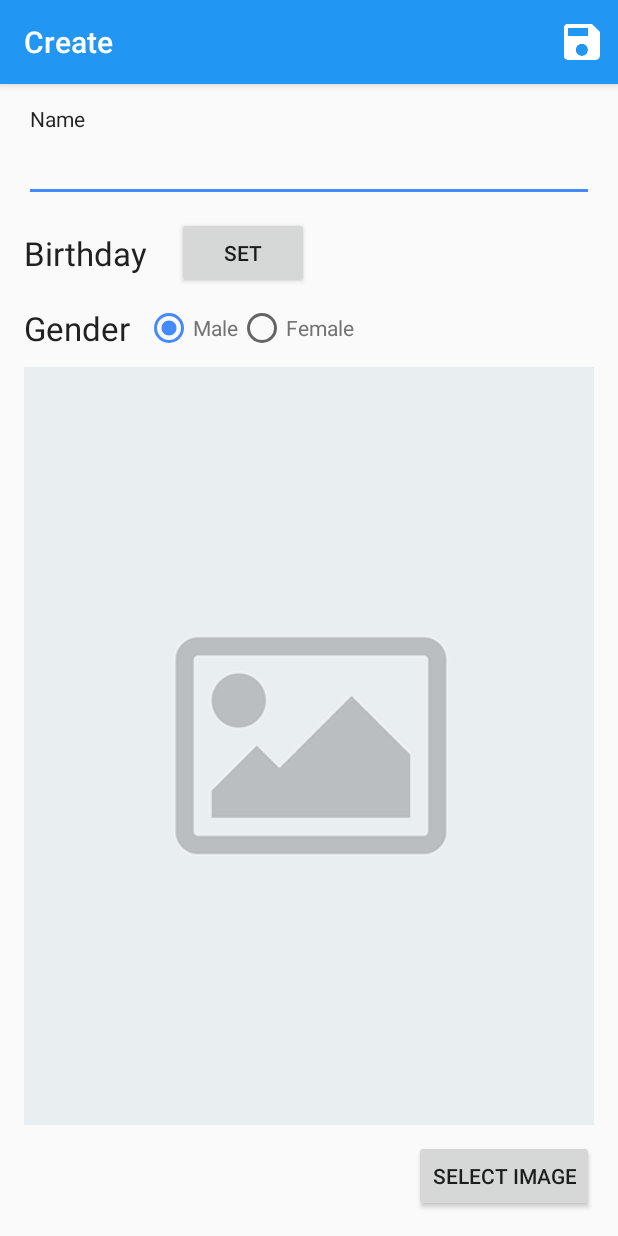
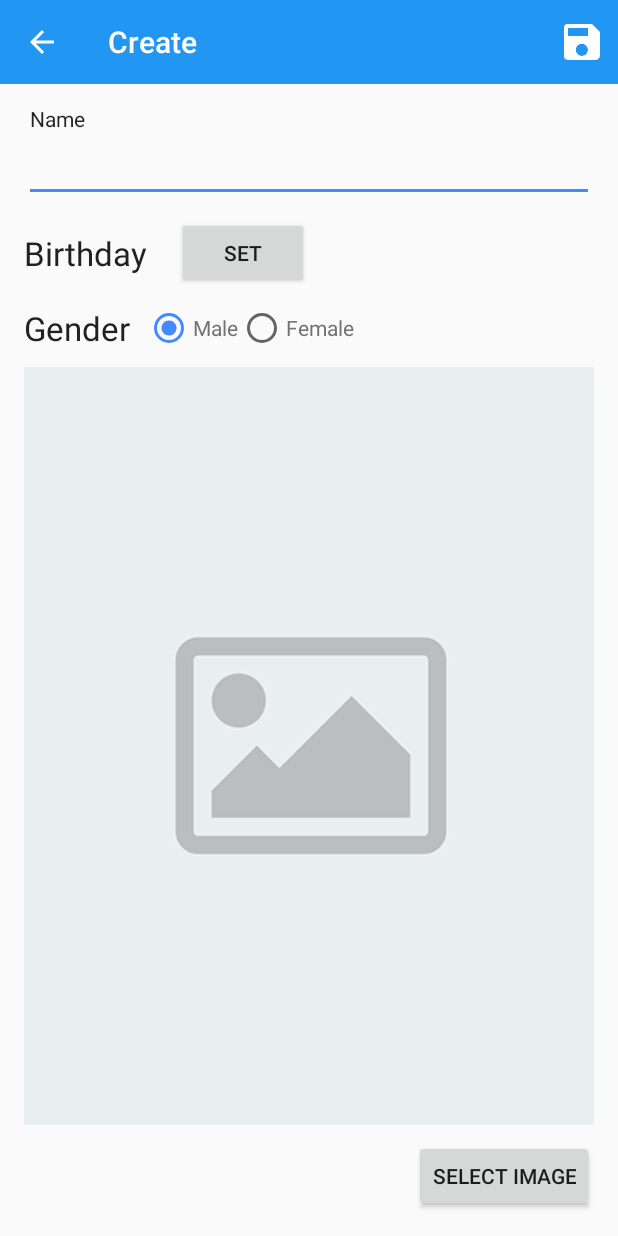
Before and after one commit to ceosilvajr/smb-poc, an Android app: the HomeActivity screen opened directly, with no data from a screen before it, after a tap on "Add User", on a phone screen of 412 x 824 dp. Run offline under Robolectric (Android 15) with nearby library versions, the phone set to English and light mode, and no system bars; our stand-ins replace ButterKnife; libraries missing offline, so code that uses them is left out: com.activeandroid, com.activeandroid.annotation, com.activeandroid.query, com.nostra13.universalimageloader, com.wdullaer.materialdatetimepicker; 1 statement that could not run was skipped.

Commit message:
Done POC

```diff
--- a/app/src/main/AndroidManifest.xml
+++ b/app/src/main/AndroidManifest.xml
@@ -42,7 +42,7 @@
             android:name=".CreateUserActivity"
             android:label="@string/title_activity_create_user"
             android:screenOrientation="portrait"
-            android:theme="@style/AppTheme" />
+            android:theme="@style/AppTheme.NoActionBar" />
     </application>
 
 </manifest>
--- a/app/src/main/java/com/j6w/app/sanmiguelpoc/CreateUserActivity.java
+++ b/app/src/main/java/com/j6w/app/sanmiguelpoc/CreateUserActivity.java
@@ -2,8 +2,10 @@ package com.j6w.app.sanmiguelpoc;
 
 import android.support.v7.app.AppCompatActivity;
 import android.os.Bundle;
+import android.support.v7.widget.Toolbar;
 import android.view.Menu;
 import android.view.MenuItem;
+import android.view.View;
 
 public class CreateUserActivity extends AppCompatActivity {
 
@@ -11,8 +13,30 @@ public class CreateUserActivity extends AppCompatActivity {
     protected void onCreate(Bundle savedInstanceState) {
         super.onCreate(savedInstanceState);
         setContentView(R.layout.activity_create_user);
+
+        setToolBar();
     }
 
+    private void setToolBar(){
+        Toolbar toolbar = (Toolbar) findViewById(R.id.toolbar);
+        setSupportActionBar(toolbar);
+
+        getSupportActionBar().setDisplayHomeAsUpEnabled(true);
+        getSupportActionBar().setDisplayShowHomeEnabled(true);
+
+        toolbar.setTitle("Item Details");
+        toolbar.setNavigationIcon(R.drawable.ic_arrow_back);
+
+        toolbar.setNavigationOnClickListener(mToolbarBackClicked);
+        toolbar.inflateMenu(R.menu.menu_create_user);
+    }
+
+    private View.OnClickListener mToolbarBackClicked = new View.OnClickListener() {
+        @Override
+        public void onClick(View v) {
+            finish();
+        }
+    };
 
     @Override
     public boolean onCreateOptionsMenu(Menu menu) {
--- /dev/null
+++ b/app/src/main/java/com/j6w/app/sanmiguelpoc/adapters/UserAdapter.java
@@ -0,0 +1,94 @@
+package com.j6w.app.sanmiguelpoc.adapters;
+
+import android.content.Context;
+import android.view.LayoutInflater;
+import android.view.View;
+import android.view.ViewGroup;
+import android.widget.ArrayAdapter;
+import android.widget.ImageView;
+import android.widget.TextView;
+
+import com.j6w.app.sanmiguelpoc.R;
+import com.j6w.app.sanmiguelpoc.objects.User;
+import com.j6w.app.sanmiguelpoc.utils.ImageUtil;
+import com.nostra13.universalimageloader.core.ImageLoader;
+
+import java.io.File;
+import java.util.List;
+
+import butterknife.Bind;
+import butterknife.ButterKnife;
+
+/**
+ * Created by ceosilvajr on 8/12/15.
+ */
+public class UserAdapter extends ArrayAdapter<User> {
+
+    private Context mContext;
+    private List<User> mHistories;
+
+    public UserAdapter(Context context, List<User> objects) {
+        super(context, 0, objects);
+        this.mContext = context;
+        this.mHistories = objects;
+    }
+
+    static class ViewHolder {
+
+        @Bind(R.id.iv_user_image)
+        ImageView mIVUserImage;
+
+        @Bind(R.id.tv_user_name)
+        TextView mTVUserName;
+
+        @Bind(R.id.tv_date_created)
+        TextView mTVDateCreated;
+
+        public ViewHolder(View view) {
+            ButterKnife.bind(this, view);
+        }
+    }
+
+    @Override
+    public View getView(int position, View convertView, ViewGroup parent) {
+
+        View view = convertView;
+        ViewHolder viewHolder;
+
+        if (convertView != null) {
+            viewHolder = (ViewHolder) view.getTag();
+        } else {
+            LayoutInflater layoutInflater = (LayoutInflater) mContext
+                    .getSystemService(Context.LAYOUT_INFLATER_SERVICE);
+            view = layoutInflater.inflate(R.layout.container_user,
+                    parent, false);
+            viewHolder = new ViewHolder(view);
+            view.setTag(viewHolder);
+        }
+
+        User user = mHistories.get(position);
+        viewHolder.mIVUserImage.setRotation(ImageUtil.neededRotation(new File(user.imagePath)));
+        ImageLoader.getInstance().displayImage("file:///" + user.imagePath,
+                viewHolder.mIVUserImage);
+        viewHolder.mTVDateCreated.setText(user.getHumanReadableTime());
+        viewHolder.mTVUserName.setText(user.name);
+
+        return view;
+    }
+
+    @Override
+    public int getCount() {
+        return mHistories.size();
+    }
+
+    @Override
+    public User getItem(int position) {
+        return mHistories.get(position);
+    }
+
+    @Override
+    public long getItemId(int position) {
+        return position;
+    }
+
+}
--- a/app/src/main/java/com/j6w/app/sanmiguelpoc/fragments/CreateUserActivityFragment.java
+++ b/app/src/main/java/com/j6w/app/sanmiguelpoc/fragments/CreateUserActivityFragment.java
@@ -353,6 +353,7 @@ public class CreateUserActivityFragment extends Fragment {
         try {
             User user = new User(new Date().getTime(), mName, mBirthDay, mGender, mPhotoPath);
             user.save();
+            mContext.finish();
         } catch (ParseException e) {
             e.printStackTrace();
             Toast.makeText(mContext, "Problem found. " + e.getMessage(), Toast.LENGTH_SHORT).show();
--- a/app/src/main/java/com/j6w/app/sanmiguelpoc/fragments/HomeActivityFragment.java
+++ b/app/src/main/java/com/j6w/app/sanmiguelpoc/fragments/HomeActivityFragment.java
@@ -10,9 +10,17 @@ import android.view.MenuInflater;
 import android.view.MenuItem;
 import android.view.View;
 import android.view.ViewGroup;
+import android.widget.ListView;
 
 import com.j6w.app.sanmiguelpoc.CreateUserActivity;
 import com.j6w.app.sanmiguelpoc.R;
+import com.j6w.app.sanmiguelpoc.adapters.UserAdapter;
+import com.j6w.app.sanmiguelpoc.objects.User;
+
+import java.util.List;
+
+import butterknife.Bind;
+import butterknife.ButterKnife;
 
 /**
  * A placeholder fragment containing a simple view.
@@ -20,6 +28,12 @@ import com.j6w.app.sanmiguelpoc.R;
 public class HomeActivityFragment extends Fragment {
 
     private Context mContext;
+
+    private UserAdapter mUserAdapter;
+    private List<User> mUsers;
+
+    @Bind(R.id.lv_users)
+    ListView mLVUsers;
 
     public HomeActivityFragment() {
 
@@ -39,9 +53,19 @@ public class HomeActivityFragment extends Fragment {
     @Override
     public View onCreateView(LayoutInflater inflater, ViewGroup container,
                              Bundle savedInstanceState) {
+
         mContext = getActivity();
         View view = inflater.inflate(R.layout.fragment_home, container, false);
+        ButterKnife.bind(this, view);
         return view;
+    }
+
+    @Override
+    public void onResume() {
+        super.onResume();
+        mUsers = User.getUsers();
+        mUserAdapter = new UserAdapter(mContext, mUsers);
+        mLVUsers.setAdapter(mUserAdapter);
     }
 
     @Override
@@ -52,7 +76,12 @@ public class HomeActivityFragment extends Fragment {
             startActivity(intent);
             return true;
         }
-
         return super.onOptionsItemSelected(item);
     }
+
+    @Override
+    public void onDestroyView() {
+        super.onDestroyView();
+        ButterKnife.unbind(this);
+    }
 }
--- a/app/src/main/java/com/j6w/app/sanmiguelpoc/objects/User.java
+++ b/app/src/main/java/com/j6w/app/sanmiguelpoc/objects/User.java
@@ -27,9 +27,9 @@ public class User extends Model {
     @Column(name = "birthday")
     public Date birthday;
     @Column(name = "gender")
-    private String gender;
+    public String gender;
     @Column(name = "imagePath")
-    private String imagePath;
+    public String imagePath;
     @Column(name = "createdDate")
     public Date createdDate;
 
@@ -55,7 +55,7 @@ public class User extends Model {
                 DateUtils.SECOND_IN_MILLIS).toString();
     }
 
-    public static List<User> getHashtags() {
+    public static List<User> getUsers() {
         return new Select().from(User.class).orderBy("createdDate DESC").execute();
     }
 
--- a/app/src/main/res/layout/activity_create_user.xml
+++ b/app/src/main/res/layout/activity_create_user.xml
@@ -1,5 +1,17 @@
-<fragment xmlns:android="http://schemas.android.com/apk/res/android"
-    xmlns:tools="http://schemas.android.com/tools" android:id="@+id/fragment"
-    android:name="com.j6w.app.sanmiguelpoc.fragments.CreateUserActivityFragment"
-    tools:layout="@layout/fragment_create_user" android:layout_width="match_parent"
-    android:layout_height="match_parent" />
+<LinearLayout xmlns:android="http://schemas.android.com/apk/res/android"
+    xmlns:tools="http://schemas.android.com/tools"
+    android:layout_width="match_parent"
+    android:layout_height="match_parent"
+    android:orientation="vertical"
+    tools:context="com.j6w.app.sanmiguelpoc.CreateUserActivity">
+
+    <include layout="@layout/toolbar" />
+
+    <fragment
+        android:id="@+id/fragment"
+        android:name="com.j6w.app.sanmiguelpoc.fragments.CreateUserActivityFragment"
+        android:layout_width="match_parent"
+        android:layout_height="match_parent"
+        tools:layout="@layout/fragment_create_user" />
+
+</LinearLayout>
--- /dev/null
+++ b/app/src/main/res/layout/toolbar.xml
@@ -0,0 +1,9 @@
+<?xml version="1.0" encoding="utf-8"?>
+<android.support.v7.widget.Toolbar xmlns:android="http://schemas.android.com/apk/res/android"
+    xmlns:app="http://schemas.android.com/apk/res-auto"
+    android:id="@+id/toolbar"
+    android:layout_width="match_parent"
+    android:layout_height="?attr/actionBarSize"
+    android:background="@color/primary"
+    app:popupTheme="@style/ThemeOverlay.AppCompat.Light"
+    app:theme="@style/ThemeOverlay.AppCompat.Dark.ActionBar" />
--- a/app/src/main/res/values/styles.xml
+++ b/app/src/main/res/values/styles.xml
@@ -12,7 +12,7 @@
     </style>
 
     <!-- Base application theme. -->
-    <style name="AppTheme.NoActionBar" parent="Theme.AppCompat.NoActionBar">
+    <style name="AppTheme.NoActionBar" parent="Theme.AppCompat.Light.NoActionBar">
         <!-- Main theme colors -->
         <!--   your app branding color for the app bar -->
         <item name="colorPrimary">@color/primary</item>
```
Also changed, not shown: app/src/main/res/layout/container_user.xml (added, +42 -0 lines), app/src/main/res/drawable-hdpi/ic_arrow_back.png (added), app/src/main/res/drawable-mdpi/ic_arrow_back.png (added), app/src/main/res/drawable-xhdpi/ic_arrow_back.png (added), app/src/main/res/drawable-xxhdpi/ic_arrow_back.png (added), app/src/main/res/drawable-xxxhdpi/ic_arrow_back.png (added).
